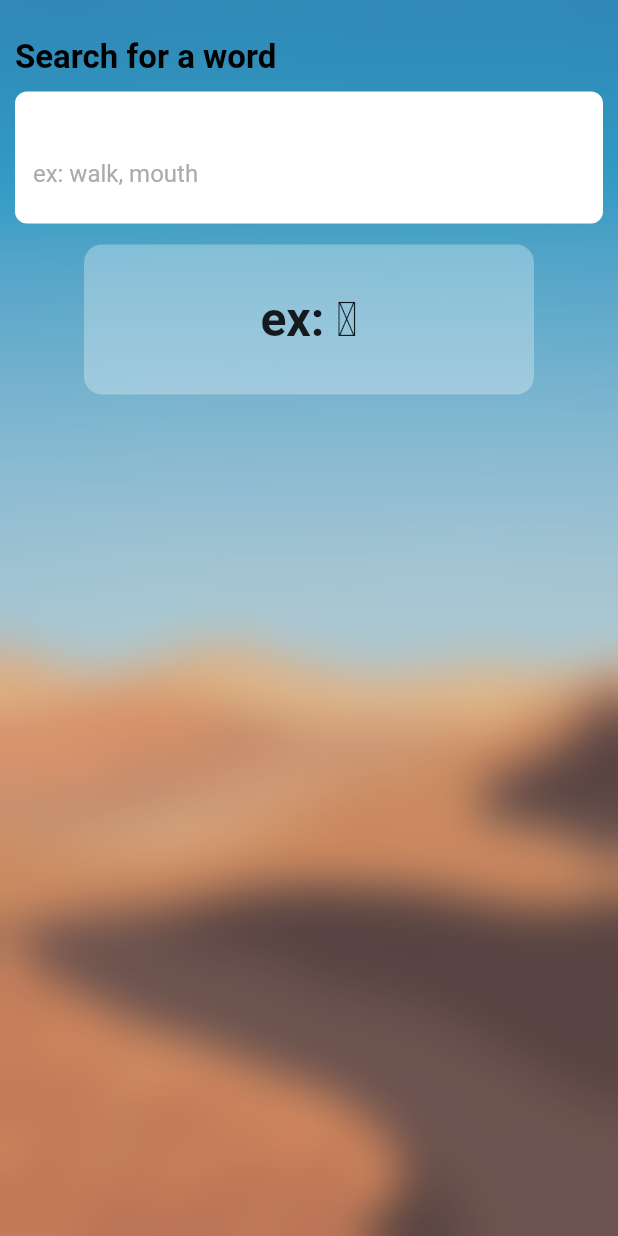
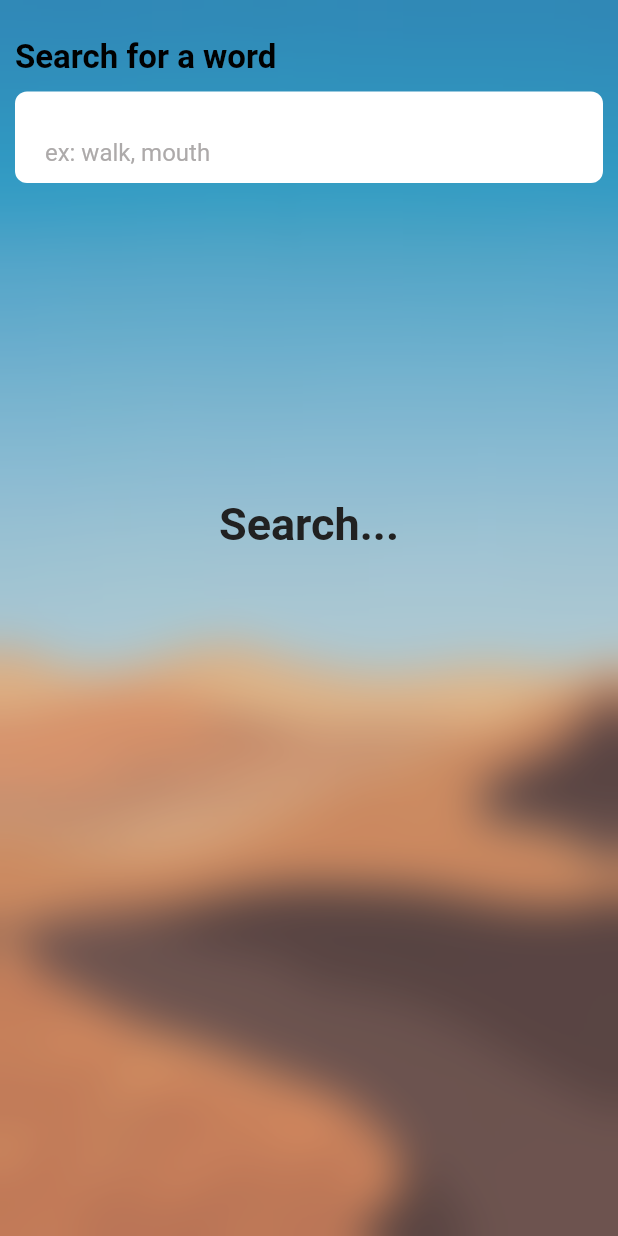
Before and after one commit to ahmedbassemaly/Aegyptos, a Flutter app: the SearchScreen screen opened directly, on a phone screen of 412 x 824 dp. Run offline on Flutter 3.47's test engine with Material 2 defaults, Android fonts, the light colour scheme and no system bars; our stand-ins replace carousel_slider, cloud_firestore, connectivity_plus, dropdown_button2, firebase_auth, firebase_core and 9 more; missing offline and left inert: drop_cap_text, model_viewer_plus; accounts and stored records are empty; project files that could hold a hidden picture were left out.

Commit message:
modifying the search result

```diff
--- a/lib/screens/login.dart
+++ b/lib/screens/login.dart
@@ -9,7 +9,7 @@ import '../data/repositories/user_provider.dart';
 import '../data/user_data.dart';
 import '../widgets/check_user_acc.dart';
 import '../widgets/continue_google/continue_with_divider.dart';
-import '../widgets/continue_google/google_button.dart';
+// import '../widgets/continue_google/google_button.dart';
 import '../widgets/input_text_form_field.dart';
 import '../widgets/login_signup_button.dart';
 
@@ -119,7 +119,7 @@ class _LoginPageState extends State<LoginPage> {
                       // height: 10,
                       height: MediaQuery.of(context).size.height * 0.02,
                     ),
-                    GoogleContinueButton(userData: userData),
+                    // GoogleContinueButton(userData: userData),
                     CheckUserAccount(
                       text: "Not a member?",
                       text1: 'Register Now',
--- a/lib/screens/search.dart
+++ b/lib/screens/search.dart
@@ -1,6 +1,9 @@
+// ignore_for_file: must_be_immutable
+
 import 'dart:ui';
 import 'package:flutter/material.dart';
 import '../service/search.dart';
+import '../widgets/check_user_search.dart';
 
 class SearchScreen extends StatefulWidget {
   const SearchScreen({Key? key}) : super(key: key);
@@ -11,10 +14,12 @@ class SearchScreen extends StatefulWidget {
 
 class _SearchScreenState extends State<SearchScreen> {
   final search = Search();
-  String? searching = 'ex: 𓉐';
+  dynamic searching = [];
   final searchResult = "";
   final _searchController = TextEditingController();
   final _formKey = GlobalKey<FormState>();
+  bool isFirstTime = true;
+
   @override
   Widget build(BuildContext context) {
     return Scaffold(
@@ -24,12 +29,6 @@ class _SearchScreenState extends State<SearchScreen> {
           image: DecorationImage(
             image: AssetImage("assets/images/Background4.png"),
             fit: BoxFit.cover,
-            //Dark theme?
-
-            // colorFilter: const ColorFilter.mode(
-            //   Color.fromARGB(255, 16, 103, 173),
-            //   BlendMode.modulate,
-            // ),
           ),
         ),
         child: ClipRRect(
@@ -70,44 +69,53 @@ class _SearchScreenState extends State<SearchScreen> {
                               suffix: IconButton(
                                 icon: const Icon(Icons.search),
                                 onPressed: () async {
-                                      // final result =
-                                      //     await search.search(searching!);
-                                      // setState(() {
-                                      //   searching = result.text.toString();
-                                      // });
                                   if (_formKey.currentState!.validate()) {
-                                        ScaffoldMessenger.of(context)
-                                            .showSnackBar(
+                                    ScaffoldMessenger.of(context).showSnackBar(
                                       const SnackBar(
                                           content: Text('Processing Data')),
                                     );
-                                        final result = await search
-                                            .search(_searchController.text);
-                                        if (result != null) {
                                     final response = await search
                                         .search(_searchController.text);
                                     setState(() {
-                                            searching = response['searchResult']
-                                                .toString();
+                                      searching = response['searchResult'];
+                                      isFirstTime = false;
                                     });
-                                        } else {
-                                          print("kjfhsdkjf");
-                                        }
                                   }
                                 },
                               ),
                               filled: true,
                               hintText: "ex: walk, mouth",
                               hintStyle: const TextStyle(
-                                      color:
-                                          Color.fromARGB(255, 173, 170, 170)),
+                                  color: Color.fromARGB(255, 173, 170, 170)),
                               fillColor: Colors.white,
                               border: OutlineInputBorder(
                                   borderRadius: BorderRadius.circular(8.0),
-                                      borderSide: BorderSide.none))),
+                                  borderSide: BorderSide.none),
+                              contentPadding: const EdgeInsets.only(
+                                  top: 6.0,
+                                  bottom: 7.0,
+                                  left: 20.0,
+                                  right: 5.0),
+                            ),
+                          ),
                         ),
                         const SizedBox(height: 10),
-                        Center(
+                        if (searching.isEmpty && !isFirstTime)
+                          CheckUserSearch(text: 'No match found!!')
+                        else if (isFirstTime)
+                          CheckUserSearch(text: 'Search...')
+                        else
+                          ListView.builder(
+                            shrinkWrap: true,
+                            physics: const NeverScrollableScrollPhysics(),
+                            itemCount: searching.length,
+                            itemBuilder: (BuildContext context, int index) {
+                              final result = searching[index];
+                              final resultString = result
+                                  .toString()
+                                  .replaceAll('{', '')
+                                  .replaceAll('}', '');
+                              return Center(
                                 child: Card(
                                   color: Colors.white.withOpacity(0.3),
                                   elevation: 0,
@@ -115,19 +123,28 @@ class _SearchScreenState extends State<SearchScreen> {
                                     side: BorderSide(
                                       color: Colors.grey.withOpacity(0.03),
                                     ),
-                              borderRadius:
-                                  const BorderRadius.all(Radius.circular(12)),
+                                    borderRadius: const BorderRadius.all(
+                                        Radius.circular(12)),
                                   ),
                                   child: SizedBox(
-                              width: 300,
+                                    width: 350,
                                     height: 100,
                                     child: Center(
-                                  child: Text('$searching',
+                                      child: Padding(
+                                        padding: const EdgeInsets.all(10.0),
+                                        child: Text(
+                                          resultString,
                                           style: const TextStyle(
                                             fontWeight: FontWeight.bold,
-                                          fontSize: 32))),
+                                            fontSize: 20,
                                           ),
                                         ),
+                                      ),
+                                    ),
+                                  ),
+                                ),
+                              );
+                            },
                           ),
                       ],
                     ),
--- a/lib/service/prediction.dart
+++ b/lib/service/prediction.dart
@@ -30,13 +30,15 @@ class Predict {
     // var url = "https://aegyptosapp-46hlgdngoq-ey.a.run.app/predict";
     // var url = "https://aegyptos.ey.r.appspot.com/predict";
     //RAILWAY URL
-    var url = "https://aegyptos-production.up.railway.app/predict";
+    // var url = "https://solitary-fruit-production.up.railway.app/predict";
+    //RENDER URL
+    var url = "https://aegyptos.onrender.com/predict";
 
     final request = http.MultipartRequest('POST', Uri.parse(url));
     request.files.add(
       await http.MultipartFile.fromPath('image', image.path),
     );
-        request.fields['uploadOrCamera'] = uploadOrCamera.toString();
+    request.fields['uploadOrCamera'] = uploadOrCamera.toString();
 
     final response = await http.Response.fromStream(await request.send());
 
--- a/lib/service/search.dart
+++ b/lib/service/search.dart
@@ -11,10 +11,8 @@ class Search {
 
     //MIU URL
     // var url = "http://192.168.43.162:8000/predict";
-    // var url = "http://192.168.59.159:8000/predict";
-    // var url = "http://192.168.181.159:8000/predict";
     //Bassom's URL
-    // var url = "http://192.168.1.3:8000/predict";
+    // var url = "http://192.168.1.3:8000/search";
     //Reem's URL
     // var url = "http://192.168.0.2:8000/predict";
     //Shehab's URL
@@ -26,7 +24,9 @@ class Search {
     // var url = "https://aegyptosapp-46hlgdngoq-ey.a.run.app/predict";
     // var url = "https://aegyptos.ey.r.appspot.com/predict";
     //RAILWAY URL
-    var url = "https://aegyptos-production.up.railway.app/search";
+    // var url = "https://solitary-fruit-production.up.railway.app/search";
+    //RENDER URL
+    var url = "https://aegyptos.onrender.com/search";
 
     // final request = http.MultipartRequest('POST', Uri.parse(url), body:{'text':text});
 
@@ -34,6 +34,7 @@ class Search {
 
     if (response.statusCode == 200) {
       final json = jsonDecode(response.body);
+      // print(json['searchResult']);
       return json;
     } else {
       throw Exception('Failed to load data from API');
--- /dev/null
+++ b/lib/widgets/check_user_search.dart
@@ -0,0 +1,28 @@
+
+// ignore_for_file: must_be_immutable
+
+import 'package:flutter/material.dart';
+
+class CheckUserSearch extends StatelessWidget {
+  String text;
+  CheckUserSearch({
+    Key? key,
+    required this.text,
+  }) : super(key: key);
+
+  @override
+  Widget build(BuildContext context) {
+    return Center(
+      child: Padding(
+        padding: const EdgeInsets.only(top: 200.0),
+        child: Text(
+          text,
+          style: TextStyle(
+              fontSize: 30,
+              color: Colors.grey[900],
+              fontWeight: FontWeight.bold),
+        ),
+      ),
+    );
+  }
+}
```
Also changed, not shown: lib/screens/verify_email_page.dart (+9 -0 lines), lib/widgets/continue_google/continue_with_divider.dart (+13 -13 lines). Lines whose indentation alone changed are shown as unchanged.
